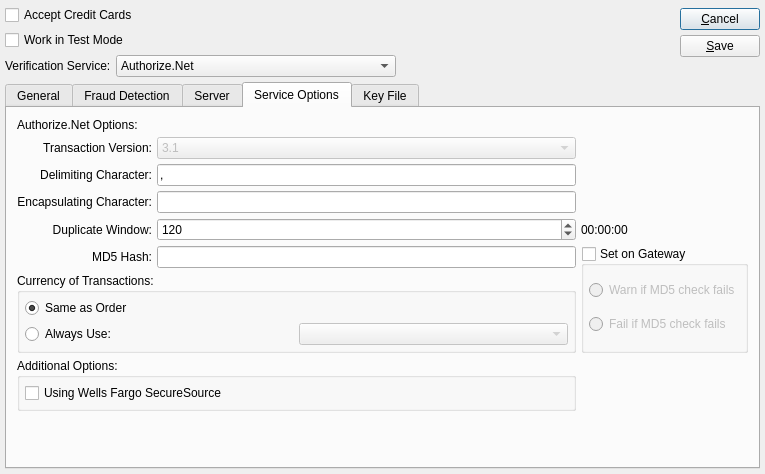
Before: the Qt Designer form xtuple/trunk/guiclient/configureCC.ui in WooodHead/xtuple, drawn with Qt 5.
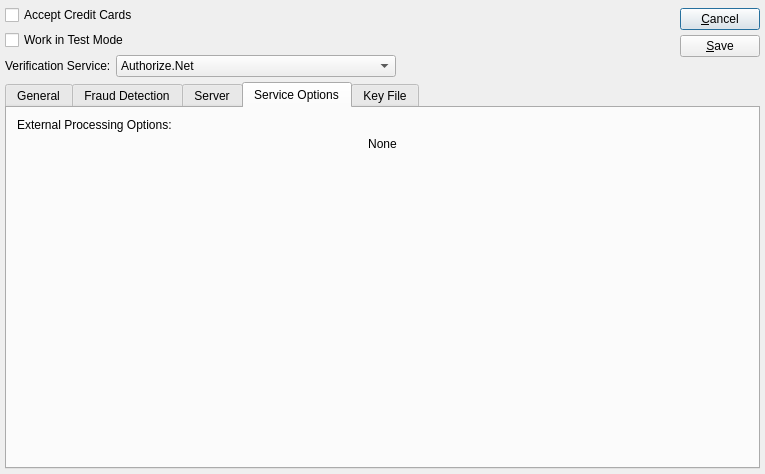
After: the same form once the commit is applied. The open tabs and pages were chosen to show the change. Custom widgets are drawn as their Qt base class.

Commit message: fixes bug #6737 - add 'external credit card processor' which does all of the db work of authorize.net and yourpay but uses a dialog box to collect details from the user instead of contacting the credit card company

The edit to the form file:
```diff
--- a/xtuple/trunk/guiclient/configureCC.ui
+++ b/xtuple/trunk/guiclient/configureCC.ui
@@ -1297,6 +1297,40 @@
            </item>
           </layout>
          </widget>
+         <widget class="QWidget" name="page" >
+          <layout class="QVBoxLayout" >
+           <item>
+            <widget class="QLabel" name="_extLit" >
+             <property name="text" >
+              <string>External Processing Options:</string>
+             </property>
+            </widget>
+           </item>
+           <item>
+            <widget class="QLabel" name="_extOptions" >
+             <property name="text" >
+              <string>None</string>
+             </property>
+             <property name="alignment" >
+              <set>Qt::AlignCenter</set>
+             </property>
+            </widget>
+           </item>
+           <item>
+            <spacer>
+             <property name="orientation" >
+              <enum>Qt::Vertical</enum>
+             </property>
+             <property name="sizeHint" >
+              <size>
+               <width>20</width>
+               <height>40</height>
+              </size>
+             </property>
+            </spacer>
+           </item>
+          </layout>
+         </widget>
         </widget>
        </item>
       </layout>
```
Left out of the diff: 6 changed lines with no effect on the pictures. The commit also changes 8 other files.
